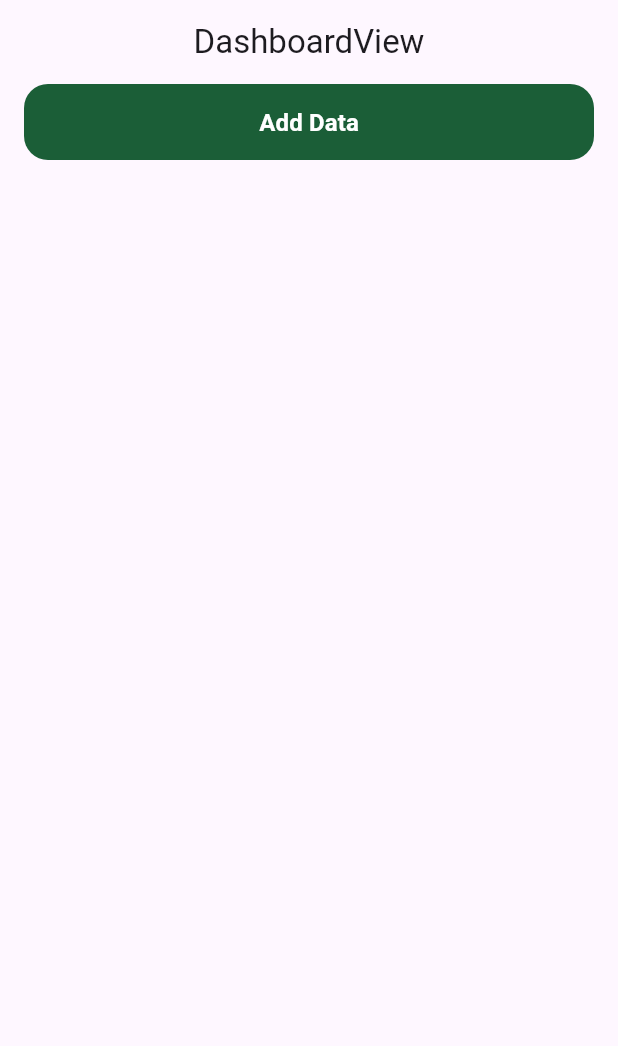
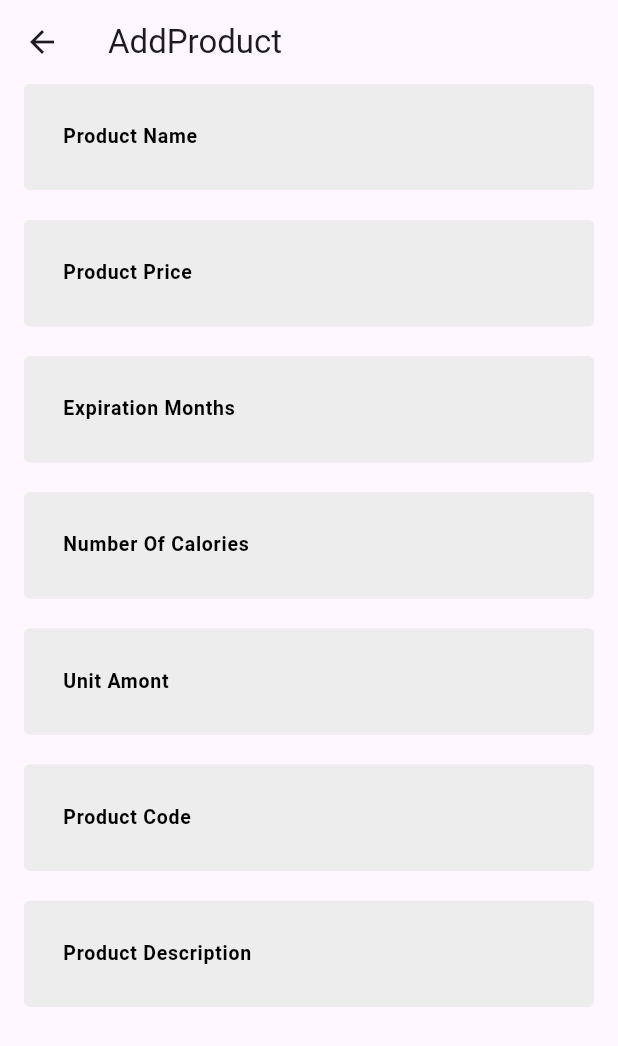
Before and after one commit to He9sham/Fruit-HUB-dashboard, a Flutter app: the screen it shows after launch, after a tap on "Add Data", on a phone screen of 412 x 824 dp. Shown: the top 1046 px of the screen. Run offline on Flutter 3.47's test engine with Material 3 defaults, Android fonts, the phone set to English and light mode, and no system bars; our stand-ins replace firebase_core, flutter_screenutil, google_fonts; accounts and stored records are empty; Roboto replaces fonts that are missing (Cairo).

Commit message:
add text field to add product

```diff
--- a/lib/core/utils/app_route.dart
+++ b/lib/core/utils/app_route.dart
@@ -1,4 +1,5 @@
 import 'package:commerce_hub_dashboard/core/utils/route.dart';
+import 'package:commerce_hub_dashboard/features/add_product/view/add_product.dart';
 import 'package:commerce_hub_dashboard/features/dashboard/view/dashboard_view.dart';
 import 'package:flutter/material.dart';
 
@@ -12,6 +13,10 @@ class AppRouter {
         return MaterialPageRoute(
           builder: (_) => const DashboardView(),
         );
+      case Routes.addProduct:
+        return MaterialPageRoute(
+          builder: (_) => const AddProduct(),
+        );
       default:
         return null;
     }
--- a/lib/core/utils/route.dart
+++ b/lib/core/utils/route.dart
@@ -1,3 +1,4 @@
 class Routes {
   static const String dashBoard = '/splashScreen';
+  static const String addProduct = '/addProduct';
 }
--- a/lib/core/widgets/app_text_form_field.dart
+++ b/lib/core/widgets/app_text_form_field.dart
@@ -18,6 +18,7 @@ class AppTextFormField extends StatelessWidget {
   final TextEditingController? controller;
   final Function(String?) validator;
   final TextInputType? keyboardType;
+  final Function(String?)? onSaved;
   const AppTextFormField({
     super.key,
     this.contentPadding,
@@ -32,12 +33,13 @@ class AppTextFormField extends StatelessWidget {
     this.controller,
     required this.validator,
     this.keyboardType,
-    this.prefixIcon,
+    this.prefixIcon, this.onSaved,
   });
 
   @override
   Widget build(BuildContext context) {
     return TextFormField(
+      onSaved:onSaved ,
       keyboardType: keyboardType ?? TextInputType.text,
       controller: controller,
       decoration: InputDecoration(
--- a/lib/features/add_product/view/add_product.dart
+++ b/lib/features/add_product/view/add_product.dart
@@ -0,0 +1,146 @@
+import 'dart:io';
+import 'package:commerce_hub_dashboard/core/theming/colors.dart';
+import 'package:commerce_hub_dashboard/core/widgets/app_text_form_field.dart';
+import 'package:flutter/material.dart';
+
+class AddProduct extends StatefulWidget {
+  const AddProduct({super.key});
+
+  @override
+  State<AddProduct> createState() => _AddProductState();
+}
+
+class _AddProductState extends State<AddProduct> {
+  final GlobalKey<FormState> _formKey = GlobalKey<FormState>();
+  AutovalidateMode autovalidateMode = AutovalidateMode.disabled;
+
+   late String name, code, description;
+  late num price, expirationMonths, numberOfCalories, unitAmount;
+  File? image;
+  bool isFeatured = false;
+  bool isOrganic = false;
+  @override
+  Widget build(BuildContext context) {
+    return Scaffold(
+      appBar: AppBar(
+        title: const Text('AddProduct'),
+      ),
+      body: SingleChildScrollView(
+        child: Form(
+          key: _formKey,
+          autovalidateMode: autovalidateMode,
+          child: Padding(
+            padding: const EdgeInsets.symmetric(horizontal: 16),
+            child: Column(
+              children: [
+                AppTextFormField(
+                  onSaved: (data) {
+                    name = data!;
+                  },
+                  keyboardType: TextInputType.text,
+                  hintText: 'Product Name',
+                  validator: (data) {
+                    data = data!.trim();
+                    if (data.isEmpty) {
+                      return 'Please enter product name';
+                    }
+                  },
+                  backgroundColor: ColorsManager.lighterGray,
+                  // controller: context.read<LoginCubit>().emailController,
+                ),
+                const SizedBox(height: 20),
+                AppTextFormField(
+                  onSaved: (data) {
+                    price = num.parse(data!);
+                  },
+                  keyboardType: TextInputType.number,
+                  hintText: 'Product Price',
+                  validator: (data) {
+                    data = data!.trim();
+                    if (data.isEmpty) {
+                      return 'Please enter product price';
+                    }
+                  },
+                  backgroundColor: ColorsManager.lighterGray,
+                  // controller: context.read<LoginCubit>().passwordController,
+                ),
+                const SizedBox(height: 20),
+                AppTextFormField(
+                  onSaved: (data) {
+                    expirationMonths = num.parse(data!);
+                  },
+                  keyboardType: TextInputType.number,
+                  hintText: 'Expiration Months',
+                  validator: (data) {
+                    data = data!.trim();
+                    if (data.isEmpty) {
+                      return 'Please enter expiration months';
+                    }
+                  },
+                  backgroundColor: ColorsManager.lighterGray,
+                  // controller: context.read<LoginCubit>().passwordController,
+                ),
+                const SizedBox(height: 20),
+                AppTextFormField(
+                    onSaved: (data) {
+                      numberOfCalories = num.parse(data!);
+                    },
+                    keyboardType: TextInputType.number,
+                    hintText: 'Number Of Calories',
+                    validator: (data) {
+                      data = data!.trim();
+                      if (data.isEmpty) {
+                        return 'Please enter number of calories';
+                      }
+                    },
+                    backgroundColor: ColorsManager.lighterGray),
+                const SizedBox(height: 20),
+                AppTextFormField(
+                    onSaved: (data) {
+                      unitAmount = num.parse(data!);
+                    },
+                    keyboardType: TextInputType.number,
+                    hintText: 'Unit Amont',
+                    validator: (data) {
+                      data = data!.trim();
+                      if (data.isEmpty) {
+                        return 'Please enter product description';
+                      }
+                    },
+                    backgroundColor: ColorsManager.lighterGray),
+                const SizedBox(height: 20),
+                AppTextFormField(
+                    onSaved: (data) {
+                      code = data!;
+                    },
+                    keyboardType: TextInputType.number,
+                    hintText: 'Product Code',
+                    validator: (data) {
+                      data = data!.trim();
+                      if (data.isEmpty) {
+                        return 'Please enter product code';
+                      }
+                    },
+                    backgroundColor: ColorsManager.lighterGray),
+                const SizedBox(height: 20),
+                AppTextFormField(
+                    onSaved: (data) {
+                      description = data!;
+                    },
+                    keyboardType: TextInputType.text,
+                    hintText: 'Product Description',
+                    validator: (data) {
+                      data = data!.trim();
+                      if (data.isEmpty) {
+                        return 'Please enter product description';
+                      }
+                    },
+                    backgroundColor: ColorsManager.lighterGray),
+              ],
+            ),
+          ),
+        ),
+      ),
+    );
+  }
+}
--- a/lib/features/dashboard/view/dashboard_view.dart
+++ b/lib/features/dashboard/view/dashboard_view.dart
@@ -1,4 +1,5 @@
 import 'package:commerce_hub_dashboard/core/theming/styles.dart';
+import 'package:commerce_hub_dashboard/core/utils/route.dart';
 import 'package:commerce_hub_dashboard/core/widgets/app_text_buttom.dart';
 import 'package:flutter/material.dart';
 
@@ -18,7 +19,9 @@ class DashboardView extends StatelessWidget {
             Center(
               child: AppTextButton(
                 buttonText: 'Add Data',
-                onPressed: () {},
+                onPressed: () {
+                  Navigator.pushNamed(context, Routes.addProduct);
+                },
                 textStyle: Styles.textbuttom16White,
               ),
             ),
```
